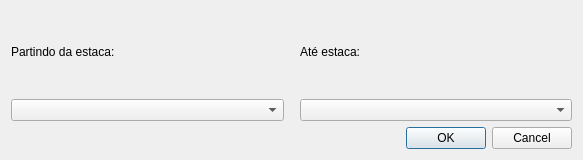
This is app/view/ui/applyTransDiag.ui in matheusfillipe/Topografia as Qt 5 draws it before an edit. The edited form follows.
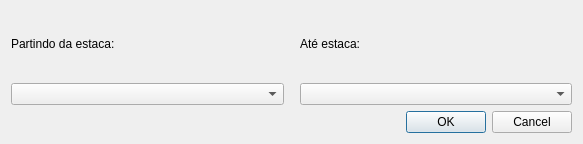
This is the edited form.

```diff
--- a/app/view/ui/applyTransDiag.ui
+++ b/app/view/ui/applyTransDiag.ui
@@ -7,7 +7,7 @@
     <x>0</x>
     <y>0</y>
     <width>583</width>
-    <height>160</height>
+    <height>144</height>
    </rect>
   </property>
   <property name="windowTitle">
```
